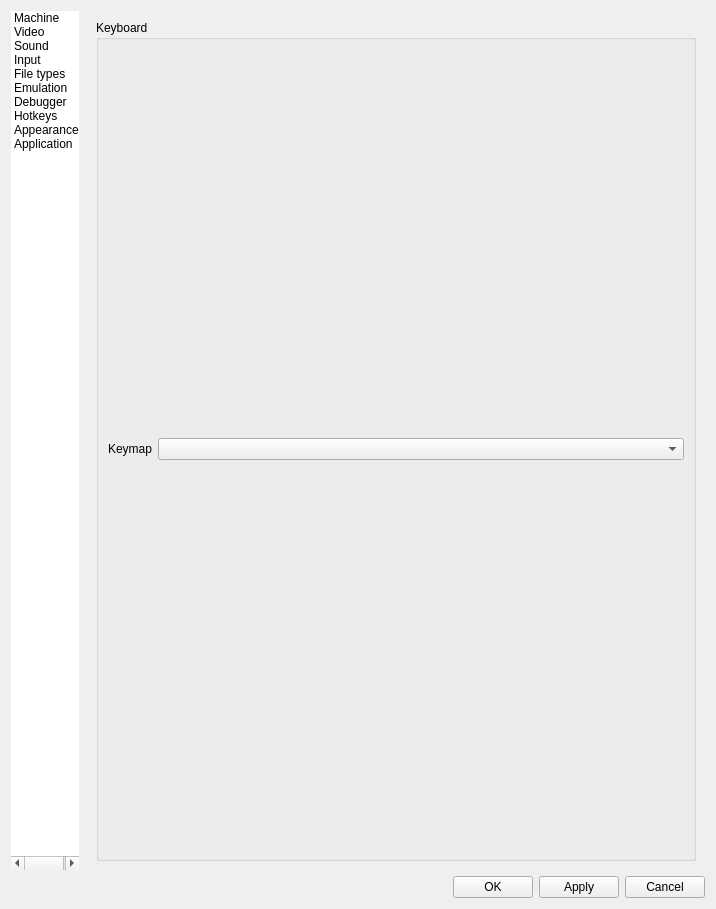
This is ui/setupwin.ui in Volutar/xpeccy-plus as Qt 5 draws it before an edit. The edited form follows.
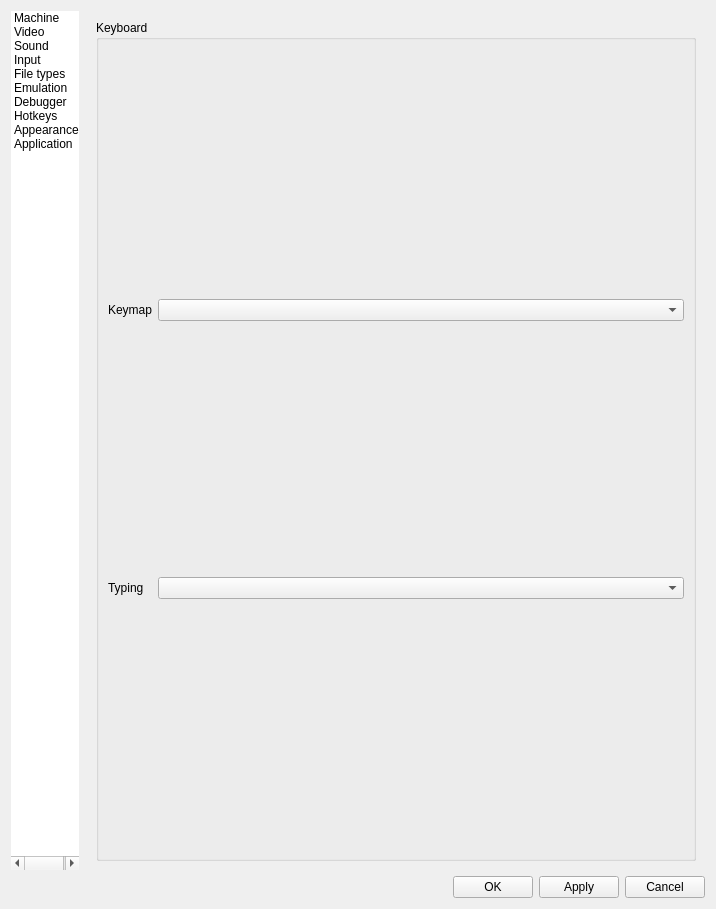
This is the edited form. The open tabs and pages were chosen to show the change. Icons and pictures are not drawn. Custom widgets are drawn as their Qt base class.

Commit message: kbd-typing: symbol keys type what is printed on them, Ctrl is always Symbol Shift

```diff
--- a/ui/setupwin.ui
+++ b/ui/setupwin.ui
@@ -2476,6 +2476,20 @@
                 </property>
                </widget>
               </item>
+              <item row="2" column="0">
+               <widget class="QLabel" name="labTyping">
+                <property name="text">
+                 <string>Typing</string>
+                </property>
+               </widget>
+              </item>
+              <item row="2" column="1">
+               <widget class="QComboBox" name="typingBox">
+                <property name="toolTip">
+                 <string>What a symbol key types with Shift</string>
+                </property>
+               </widget>
+              </item>
              </layout>
             </widget>
            </item>
```
The commit also changes 16 other files.
